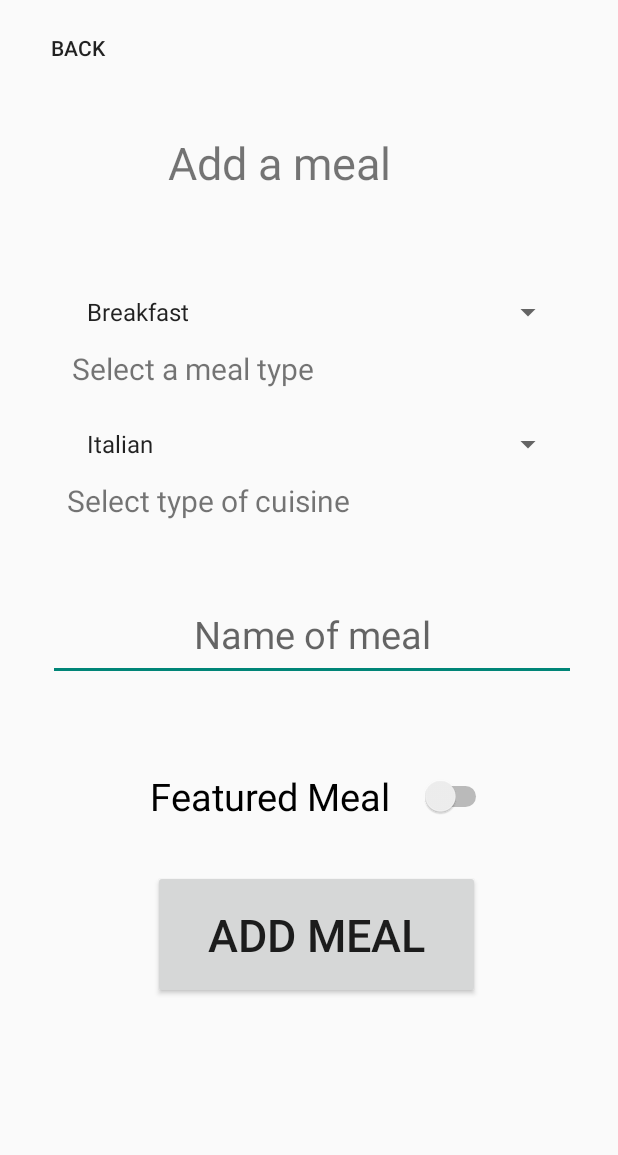
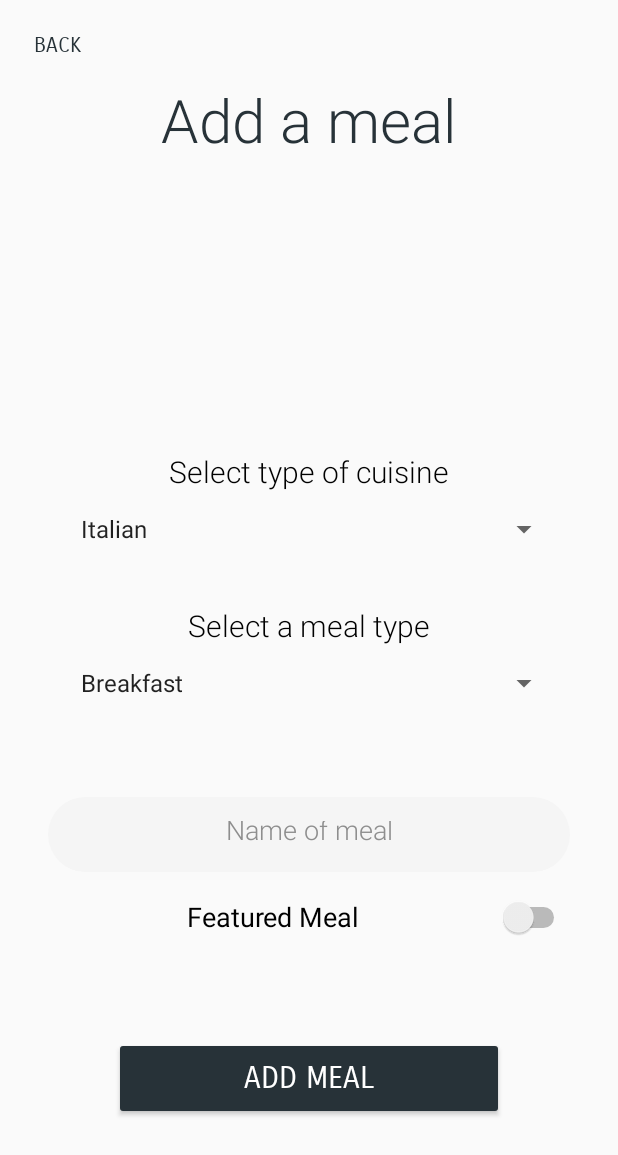
Before and after one commit to Georgin11/Mealer_App, an Android app: the AddMeal screen opened directly, with no data from a screen before it, on a phone screen of 412 x 824 dp. Shown: the top 1155 px of the screen. Run offline under Robolectric (Android 15) with nearby library versions, the light colour scheme and no system bars; Roboto replaces fonts that are not available here.

Commit message:
Formatted add_meal and remove_meal pages; NOTE: there was/is no functionality for buttons on these pages.

```diff
--- a/app/src/main/res/layout/activity_add_meal.xml
+++ b/app/src/main/res/layout/activity_add_meal.xml
@@ -5,112 +5,150 @@
     android:layout_width="match_parent"
     android:layout_height="match_parent">
 
+    <RelativeLayout
+        android:layout_width="match_parent"
+        android:layout_height="match_parent">
+
+        <LinearLayout
+            android:layout_width="match_parent"
+            android:layout_height="160dp"
+            android:gravity="center"
+            android:orientation="vertical">
+
+            <TextView
+                android:id="@+id/InfoText"
+                android:layout_width="wrap_content"
+                android:layout_height="wrap_content"
+                android:fontFamily="sans-serif-light"
+                android:gravity="center"
+                android:text="Add a meal"
+                android:textColor="#273238"
+                android:textSize="40sp" />
+        </LinearLayout>
+
+        <Button
+            android:id="@+id/button"
+            android:layout_width="65dp"
+            android:layout_height="50dp"
+            android:layout_marginStart="5dp"
+            android:layout_marginTop="5dp"
+            android:layout_marginEnd="320dp"
+            android:background="@null"
+            android:fontFamily="sans-serif-smallcaps"
+            android:onClick="GoBack1"
+            android:text="Back"
+            android:textColor="#273238"
+            app:layout_constraintEnd_toEndOf="parent"
+            app:layout_constraintTop_toTopOf="parent"/>
+
+        <LinearLayout
+            android:layout_width="match_parent"
+            android:layout_height="600dp"
+            android:layout_alignParentBottom="true"
+            android:layout_marginBottom="0dp"
+            android:gravity="center"
+            android:orientation="vertical"
+            android:padding="32sp">
+
+            <TextView
+                android:id="@+id/textView12"
+                android:layout_width="match_parent"
+                android:layout_height="wrap_content"
+                android:fontFamily="sans-serif-light"
+                android:gravity="center"
+                android:text="Select type of cuisine"
+                android:textColor="#000000"
+                android:textSize="20sp" />
+
             <Spinner
                 android:id="@+id/CuisineSpinner"
-    android:layout_width="334dp"
-    android:layout_height="48dp"
-    android:layout_marginTop="272dp"
-    android:layout_marginEnd="36dp"
-    app:layout_constraintEnd_toEndOf="parent"
-    app:layout_constraintTop_toTopOf="parent"
-    tools:ignore="SpeakableTextPresentCheck" />
+                android:layout_width="335dp"
+                android:layout_height="50dp"
+                tools:ignore="SpeakableTextPresentCheck"
+
+                android:fontFamily="sans-serif-light"
+                android:textColor="#000000"
+                android:textSize="20sp" />
+
+            <View
+                android:id="@+id/view7"
+                android:layout_width="match_parent"
+                android:layout_height="25dp" />
+
+            <TextView
+                android:id="@+id/textView11"
+                android:layout_width="match_parent"
+                android:layout_height="wrap_content"
+                android:fontFamily="sans-serif-light"
+                android:gravity="center"
+                android:text="Select a meal type"
+                android:textColor="#000000"
+                android:textSize="20sp" />
 
             <Spinner
                 android:id="@+id/MealTypeSpinner"
-    android:layout_width="334dp"
-    android:layout_height="48dp"
-    android:layout_marginTop="184dp"
-    android:layout_marginEnd="36dp"
-    app:layout_constraintEnd_toEndOf="parent"
-    app:layout_constraintTop_toTopOf="parent"
-    tools:ignore="SpeakableTextPresentCheck" />
+                android:layout_width="335dp"
+                android:layout_height="50dp"
+                tools:ignore="SpeakableTextPresentCheck"
 
-    <TextView
-    android:id="@+id/textView12"
-    android:layout_width="267dp"
-    android:layout_height="40dp"
-    android:layout_marginTop="320dp"
-    android:layout_marginEnd="100dp"
-    android:text="Select type of cuisine"
-    android:textSize="20dp"
-    app:layout_constraintEnd_toEndOf="parent"
-    app:layout_constraintTop_toTopOf="parent" />
+                android:fontFamily="sans-serif-light"
+                android:textColor="#000000"
+                android:textSize="20sp" />
 
-    <TextView
-    android:id="@+id/textView11"
-    android:layout_width="280dp"
-    android:layout_height="42dp"
-    android:layout_marginTop="232dp"
-    android:layout_marginEnd="84dp"
-    android:text="Select a meal type"
-    android:textSize="20dp"
-    app:layout_constraintEnd_toEndOf="parent"
-    app:layout_constraintTop_toTopOf="parent" />
-
-    <TextView
-    android:id="@+id/InfoText"
-    android:layout_width="216dp"
-    android:layout_height="65dp"
-    android:layout_marginTop="88dp"
-    android:layout_marginEnd="84dp"
-    android:text="Add a meal"
-    android:textSize="30dp"
-    app:layout_constraintEnd_toEndOf="parent"
-    app:layout_constraintTop_toTopOf="parent" />
+            <View
+                android:id="@+id/view9"
+                android:layout_width="match_parent"
+                android:layout_height="25dp" />
 
             <EditText
                 android:id="@+id/editText_MealName"
-    android:layout_width="352dp"
-    android:layout_height="62dp"
                 android:layout_alignParentStart="true"
                 android:layout_alignParentEnd="true"
                 android:layout_alignParentBottom="true"
-    android:layout_marginTop="392dp"
-    android:layout_marginEnd="28dp"
                 android:ems="10"
                 android:gravity="center"
                 android:hint="Name of meal"
                 android:inputType="textPersonName"
-    android:minHeight="48dp"
-    android:textSize="25dp"
-    app:layout_constraintEnd_toEndOf="parent"
-    app:layout_constraintTop_toTopOf="parent" />
+
+                android:layout_width="match_parent"
+                android:layout_height="50dp"
+                android:layout_marginTop="25dp"
+                android:background="@drawable/edittext_background"
+                android:fontFamily="sans-serif-light"
+                android:padding="16dp"
+                android:textColor="#8e8e8e"
+                android:textColorHint="#8e8e8e"
+                android:textSize="18dp"/>
 
             <Switch
                 android:id="@+id/FeaturedMealCheck"
-    android:layout_width="228dp"
-    android:layout_height="61dp"
-    android:layout_marginTop="500dp"
-    android:layout_marginEnd="84dp"
-    android:minHeight="48dp"
+                android:layout_width="match_parent"
+                android:layout_height="60dp"
+                android:gravity="center"
                 android:text="Featured Meal"
-    android:textSize="25dp"
-    app:layout_constraintEnd_toEndOf="parent"
-    app:layout_constraintTop_toTopOf="parent"
+                android:textSize="18dp"
                 tools:ignore="UseSwitchCompatOrMaterialXml" />
+
+            <View
+                android:id="@+id/view10"
+                android:layout_width="match_parent"
+                android:layout_height="50dp" />
 
             <Button
                 android:id="@+id/REMOVEMEAL"
-    android:layout_width="218dp"
-    android:layout_height="86dp"
-    android:layout_marginTop="580dp"
-    android:layout_marginEnd="92dp"
                 android:onClick="GoBack1"
                 android:text="Add meal"
-    android:textSize="30dp"
-    app:layout_constraintEnd_toEndOf="parent"
-    app:layout_constraintTop_toTopOf="parent" />
 
-    <Button
-    android:id="@+id/button"
-    android:layout_width="81dp"
-    android:layout_height="48dp"
-    android:layout_marginTop="8dp"
-    android:layout_marginEnd="320dp"
-    android:background="@null"
-    android:onClick="GoBack1"
-    android:text="Back"
-    app:layout_constraintEnd_toEndOf="parent"
-    app:layout_constraintTop_toTopOf="parent" />
+                android:layout_width="wrap_content"
+                android:layout_height="wrap_content"
+                android:width="260dp"
+                android:height="55dp"
+                android:backgroundTint="#273238"
+                android:fontFamily="sans-serif-smallcaps"
+                android:gravity="center"
+                android:textColor="@color/white"
+                android:textSize="20sp"/>
+        </LinearLayout>
+    </RelativeLayout>
 
 </androidx.constraintlayout.widget.ConstraintLayout>
```
Also changed, not shown: app/src/main/res/layout/activity_remove_meal.xml (+72 -47 lines). Lines whose indentation alone changed are shown as unchanged.
